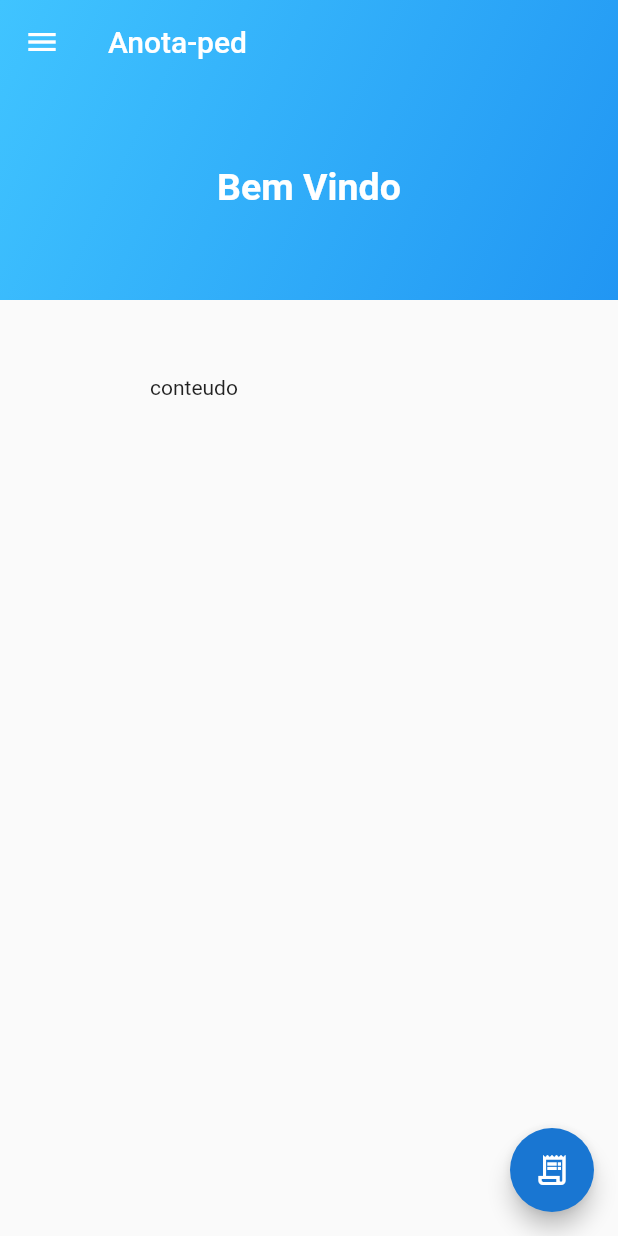
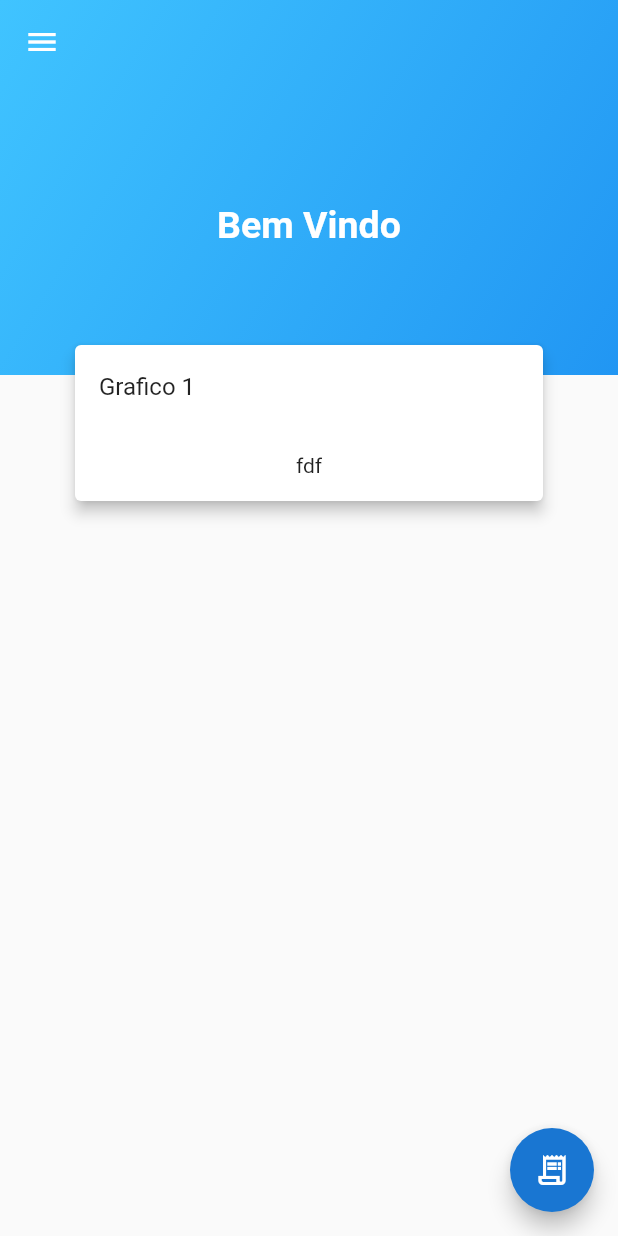
Before and after one commit to Jao2021/App_anota-ped, a Flutter app: the Home screen opened by its route, on a phone screen of 412 x 824 dp. Run offline on Flutter 3.47's test engine with Material 2 defaults, Android fonts, the phone set to English and light mode, and no system bars; missing offline and left inert: postgres.

Commit message:
Add files via upload

```diff
--- a/lib/views/home.dart
+++ b/lib/views/home.dart
@@ -1,5 +1,17 @@
 import 'package:flutter/material.dart';
+import 'package:anota_ped/repository/carrosel.dart';
 import 'package:anota_ped/repository/menu.dart';
+
+int _currentIndex = 0;
+
+List cardList = [Item1(), Item2(), Item3(), Item4()];
+List<T> map<T>(List list, Function handler) {
+  List<T> result = [];
+  for (var i = 0; i < list.length; i++) {
+    result.add(handler(i, list[i]));
+  }
+  return result;
+}
 
 class Home extends StatefulWidget {
   const Home({Key? key}) : super(key: key);
@@ -14,10 +26,6 @@ class _HomeState extends State<Home> {
     return Scaffold(
       extendBodyBehindAppBar: true,
       appBar: AppBar(
-        title: Text(
-          "Anota-ped",
-          style: TextStyle(fontSize: 20),
-        ),
         // flexibleSpace: Container(
         //   decoration: BoxDecoration(
         //     gradient: LinearGradient(
@@ -46,7 +54,7 @@ class _HomeState extends State<Home> {
                 end: Alignment.topLeft,
               )),
               width: MediaQuery.of(context).size.width,
-              height: 200.0,
+              height: 250.0,
               child: Center(
                 child: Text(
                   "Bem Vindo",
@@ -58,9 +66,63 @@ class _HomeState extends State<Home> {
               ),
             ),
             Container(
-              padding: EdgeInsets.only(top: 250, left: 100),
-              child: Text("conteudo"),
-            )
+                padding:
+                    EdgeInsets.only(top: 100, left: 0, right: 0, bottom: 0),
+                child: ListView(
+                  padding: EdgeInsets.only(top: 130, right: 50, left: 50),
+                  children: <Widget>[
+                    // CarouselSlider(
+                    //   options: CarouselOptions(
+                    //     height: 200.0,
+                    //     autoPlay: true,
+                    //     autoPlayInterval: Duration(seconds: 3),
+                    //     autoPlayAnimationDuration: Duration(milliseconds: 800),
+                    //     autoPlayCurve: Curves.fastOutSlowIn,
+                    //     pauseAutoPlayOnTouch: true,
+                    //     aspectRatio: 2.0,
+                    //     onPageChanged: (index, reason) {
+                    //       setState(() {
+                    //         _currentIndex = index;
+                    //       });
+                    //     },
+                    //     items: cardList.map((card) {
+                    //       return Builder(builder: (BuildContext context) {
+                    //         return Container(
+                    //           height: MediaQuery.of(context).size.height * 0.30,
+                    //           width: MediaQuery.of(context).size.width,
+                    //           child: Card(
+                    //             color: Colors.blueAccent,
+                    //             child: card,
+                    //           ),
+                    //         );
+                    //       });
+                    //     }).toList(),
+                    //   ),
+                    // ),
+
+                    Card(
+                      elevation: 4,
+                      margin: EdgeInsets.only(bottom: 30),
+                      child: Column(
+                        children: <Widget>[
+                          ListTile(
+                            title: Text(
+                              'Grafico 1',
+                              style: TextStyle(),
+                            ),
+                          ),
+                          Padding(
+                            padding: EdgeInsets.all(16.0),
+                            child: Text("fdf"),
+                          )
+                        ],
+                      ),
+                    ),
+                    SizedBox(
+                      height: 0,
+                    ),
+                  ],
+                ))
           ],
         ),
       ),
```
Also changed, not shown: lib/views/add_cliente.dart (+4 -8 lines), lib/views/clientes_page.dart (+18 -14 lines), lib/views/edit_cliente.dart (+3 -7 lines).
